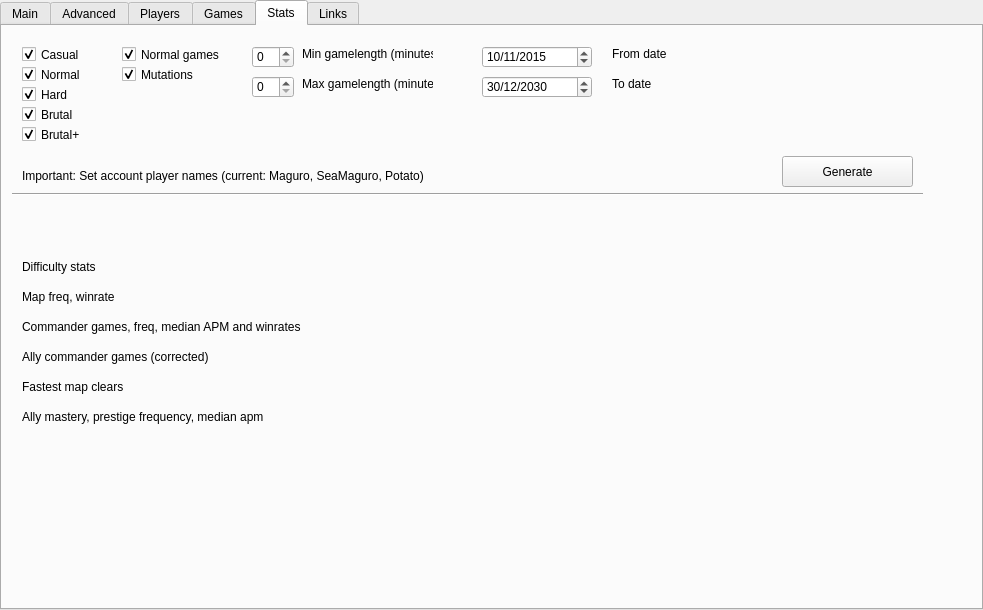
Old version of the form Development/SCO.ui in the repository FluffyMaguro/SC2_Coop_Overlay.
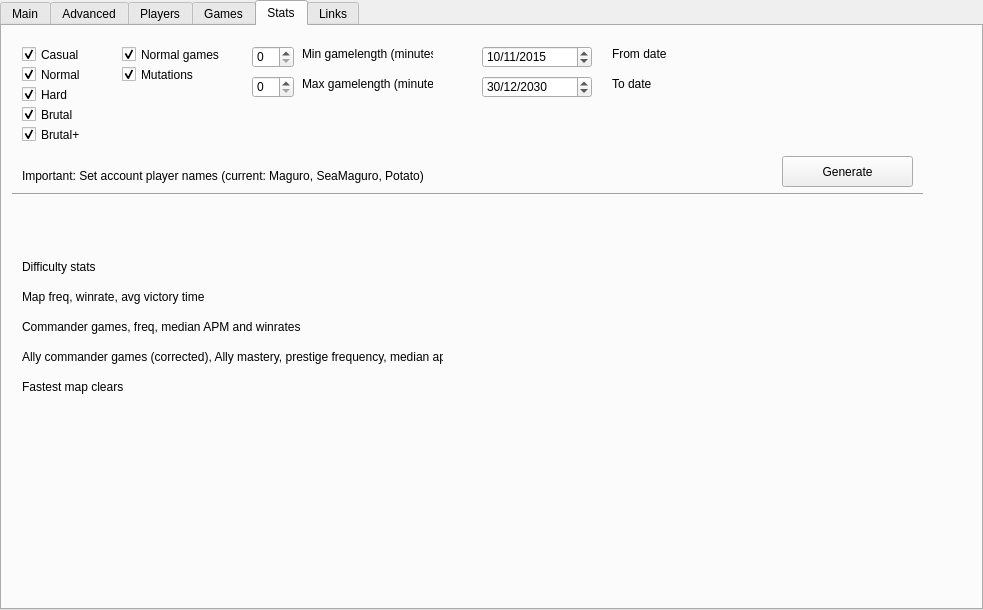
New version of the form. The open tabs and pages were chosen to show the change. Icons and pictures are not drawn.

Commit message: Main player average APM

```diff
--- a/Development/SCO.ui
+++ b/Development/SCO.ui
@@ -1639,12 +1639,12 @@
      <rect>
       <x>20</x>
       <y>260</y>
-      <width>111</width>
+      <width>221</width>
       <height>21</height>
      </rect>
     </property>
     <property name="text">
-     <string>Map freq, winrate</string>
+     <string>Map freq, winrate, avg victory time</string>
     </property>
    </widget>
    <widget class="QLabel" name="TBD4">
@@ -1665,12 +1665,12 @@
      <rect>
       <x>20</x>
       <y>320</y>
-      <width>271</width>
+      <width>421</width>
       <height>21</height>
      </rect>
     </property>
     <property name="text">
-     <string>Ally commander games (corrected)</string>
+     <string>Ally commander games (corrected), Ally mastery, prestige frequency, median apm</string>
     </property>
    </widget>
    <widget class="QLabel" name="TBD5">
@@ -1678,7 +1678,7 @@
      <rect>
       <x>20</x>
       <y>350</y>
-      <width>191</width>
+      <width>111</width>
       <height>21</height>
      </rect>
     </property>
@@ -1696,7 +1696,7 @@
      </rect>
     </property>
     <property name="text">
-     <string>Ally mastery, prestige frequency, median apm</string>
+     <string/>
     </property>
    </widget>
    <widget class="Line" name="line">
```
Left out of the diff: 2 changed lines with no effect on the pictures. The commit also changes 1 other file.
